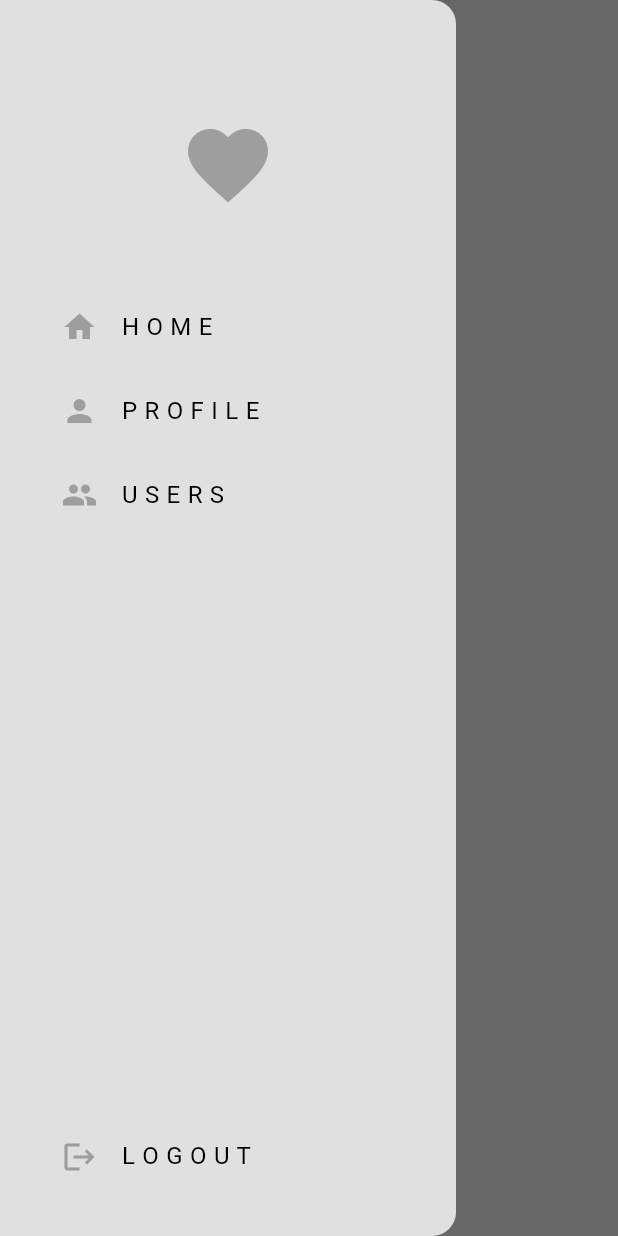
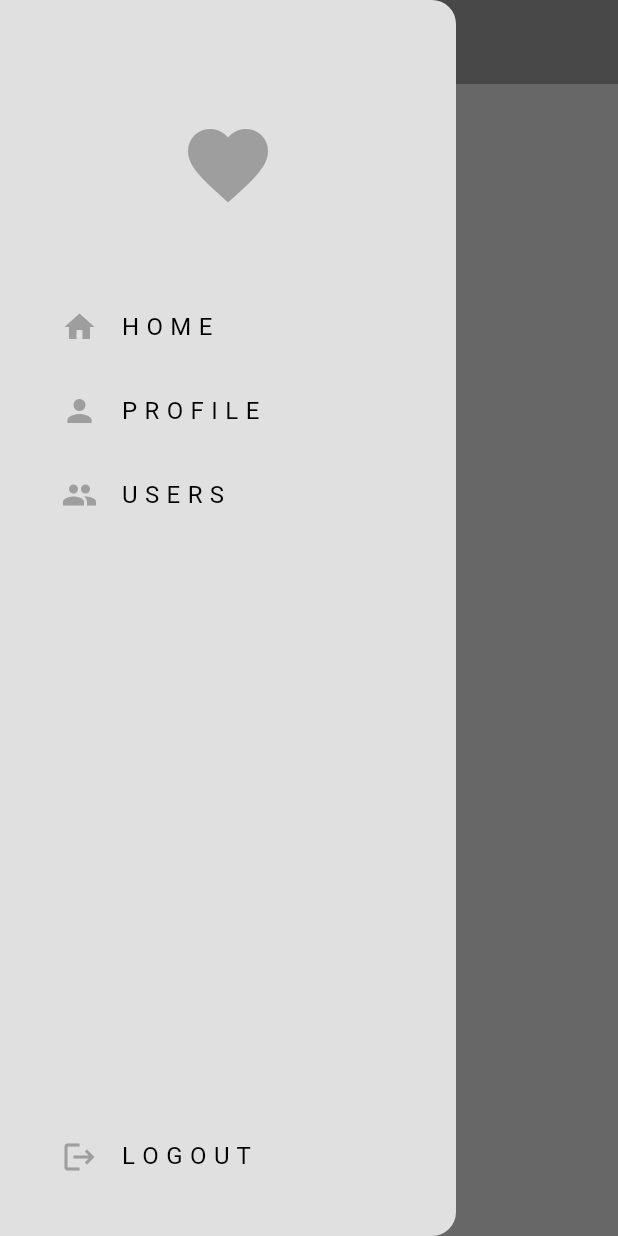
Before and after one commit to Tyler-dev-eng/Buzzly, a Flutter app: the ProfilePage screen opened by its route, with the side drawer open, on a phone screen of 412 x 824 dp. Run offline on Flutter 3.47's test engine with Material 3 defaults, Android fonts, the phone set to English and light mode, and no system bars; our stand-ins replace cloud_firestore, firebase_auth, firebase_core, flutter_riverpod, go_router; accounts and stored records are empty; generated files the repository leaves out were written again.

Commit message:
Small ui changes

```diff
--- a/lib/pages/profile_page.dart
+++ b/lib/pages/profile_page.dart
@@ -7,7 +7,10 @@ class ProfilePage extends StatelessWidget {
   @override
   Widget build(BuildContext context) {
     return Scaffold(
-      appBar: AppBar(title: const Text('Profile')),
+      appBar: AppBar(
+        backgroundColor: Theme.of(context).colorScheme.inversePrimary,
+        title: const Text('Profile', style: TextStyle(color: Colors.white)),
+      ),
       drawer: const MyDrawer(),
       body: const Center(child: Text('Profile Page')),
     );
--- a/lib/pages/users_page.dart
+++ b/lib/pages/users_page.dart
@@ -7,7 +7,10 @@ class UsersPage extends StatelessWidget {
   @override
   Widget build(BuildContext context) {
     return Scaffold(
-      appBar: AppBar(title: const Text('Users')),
+      appBar: AppBar(
+        backgroundColor: Theme.of(context).colorScheme.inversePrimary,
+        title: const Text('Users', style: TextStyle(color: Colors.white)),
+      ),
       drawer: const MyDrawer(),
       body: const Center(child: Text('Users Page')),
     );
```
